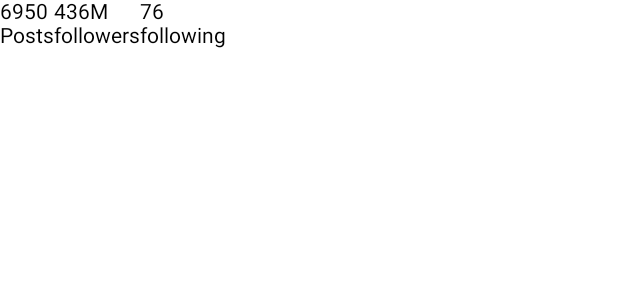
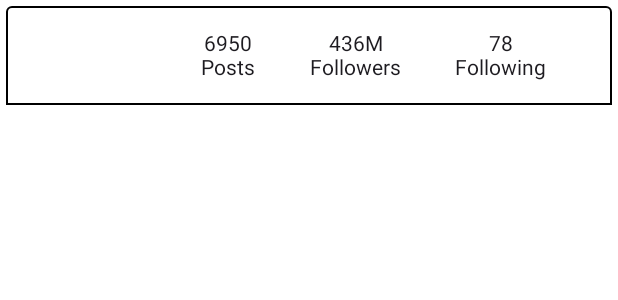
Before and after one commit to LikeMagic85/Instagram_Profile_Card, an Android app built with Jetpack Compose: the @Preview function InstagramProfileCard, on a phone screen of 412 x 824 dp. Shown: the top 300 px of the screen. Run offline under Robolectric (Android 15) with nearby library versions, the phone set to English and light mode, and no system bars.

Commit message:
Compose card is implemented

```diff
--- a/app/build.gradle
+++ b/app/build.gradle
@@ -37,7 +37,7 @@ android {
         compose true
     }
     composeOptions {
-        kotlinCompilerExtensionVersion '1.3.2'
+        kotlinCompilerExtensionVersion '1.4.5'
     }
     packagingOptions {
         resources {
--- a/app/src/main/java/com/like_magic/instagramprofilecard/ui/InstagramProfileCard.kt
+++ b/app/src/main/java/com/like_magic/instagramprofilecard/ui/InstagramProfileCard.kt
@@ -1,45 +1,66 @@
 package com.like_magic.instagramprofilecard.ui
 
+import androidx.compose.foundation.BorderStroke
+import androidx.compose.foundation.layout.Arrangement
 import androidx.compose.foundation.layout.Box
 import androidx.compose.foundation.layout.Column
 import androidx.compose.foundation.layout.Row
-import androidx.compose.foundation.layout.fillMaxHeight
 import androidx.compose.foundation.layout.fillMaxWidth
+import androidx.compose.foundation.layout.padding
+import androidx.compose.foundation.layout.size
+import androidx.compose.foundation.shape.RoundedCornerShape
+import androidx.compose.material3.Card
+import androidx.compose.material3.CardDefaults
 import androidx.compose.material3.Text
 import androidx.compose.runtime.Composable
+import androidx.compose.ui.Alignment
 import androidx.compose.ui.Modifier
+import androidx.compose.ui.graphics.Color
 import androidx.compose.ui.tooling.preview.Preview
+import androidx.compose.ui.unit.dp
 
 @Preview
 @Composable
 fun InstagramProfileCard() {
-    Row(modifier = Modifier.fillMaxWidth()) {
-        Box(modifier = Modifier.fillMaxHeight()) {
+    Card(
+        shape = RoundedCornerShape(
+            topStart = 4.dp,
+            topEnd = 4.dp
+        ),
+        border = BorderStroke(1.dp, Color.Black),
+        colors = CardDefaults.cardColors(
+            containerColor = Color.White
+        ),
+        modifier = Modifier.padding(4.dp)
+    ) {
+        Row(modifier = Modifier
+            .fillMaxWidth()
+            .padding(8.dp),
+            horizontalArrangement = Arrangement.SpaceEvenly,
+            verticalAlignment = Alignment.CenterVertically
 
+        ) {
+            Box(
+                modifier = Modifier.size(50.dp)
+            )
+            SetValue(topText = "6950", bottomText = "Posts")
+            SetValue(topText = "436M", bottomText = "Followers")
+            SetValue(topText = "78", bottomText = "Following")
         }
-        Column() {
-            Box() {
-                Text(text = "6950")
-            }
-            Box() {
-                Text(text = "Posts")
-            }
+    }
+
+}
+
+@Composable
+private fun SetValue(topText:String, bottomText:String){
+    Column(
+        horizontalAlignment = Alignment.CenterHorizontally
+    ) {
+        Box() {
+            Text(text = topText)
         }
-        Column() {
-            Box() {
-                Text(text = "436M")
-            }
-            Box() {
-                Text(text = "followers")
-            }
-        }
-        Column() {
-            Box() {
-                Text(text = "76")
-            }
-            Box() {
-                Text(text = "following")
-            }
+        Box() {
+            Text(text = bottomText)
         }
     }
 }
--- a/build.gradle
+++ b/build.gradle
@@ -2,5 +2,5 @@
 plugins {
     id 'com.android.application' version '8.0.1' apply false
     id 'com.android.library' version '8.0.1' apply false
-    id 'org.jetbrains.kotlin.android' version '1.7.20' apply false
+    id 'org.jetbrains.kotlin.android' version '1.8.20' apply false
 }
```
Also changed, not shown: app/src/main/java/com/like_magic/instagramprofilecard/MainActivity.kt (line endings or trailing spaces).
